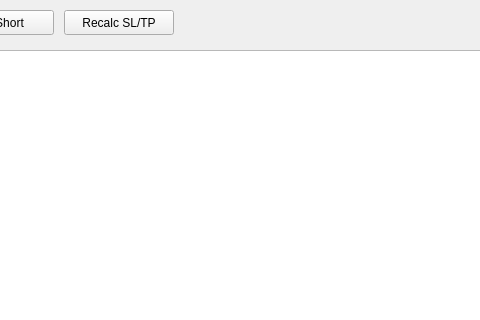
The window that form.ui (VitalyKalininSPB/TradeDiary) describes before a commit, drawn with Qt 5; both pictures show x 540 to 1020 and y 0 to 320 of the 1127 by 600 pixel window.
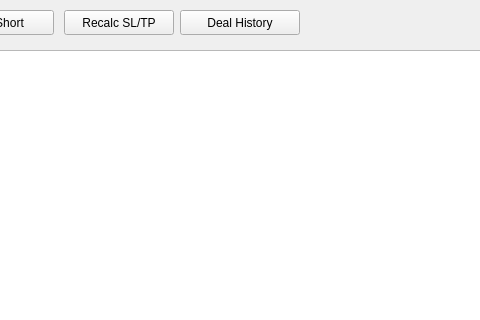
The same window after the commit.

```diff
--- a/form.ui
+++ b/form.ui
@@ -144,6 +144,19 @@
      <string>Recalc SL/TP</string>
     </property>
    </widget>
+   <widget class="QPushButton" name="dealHistoryButton">
+    <property name="geometry">
+     <rect>
+      <x>720</x>
+      <y>10</y>
+      <width>120</width>
+      <height>25</height>
+     </rect>
+    </property>
+    <property name="text">
+     <string>Deal History</string>
+    </property>
+   </widget>
    <widget class="QPushButton" name="updatePricesButton">
     <property name="geometry">
      <rect>
```
